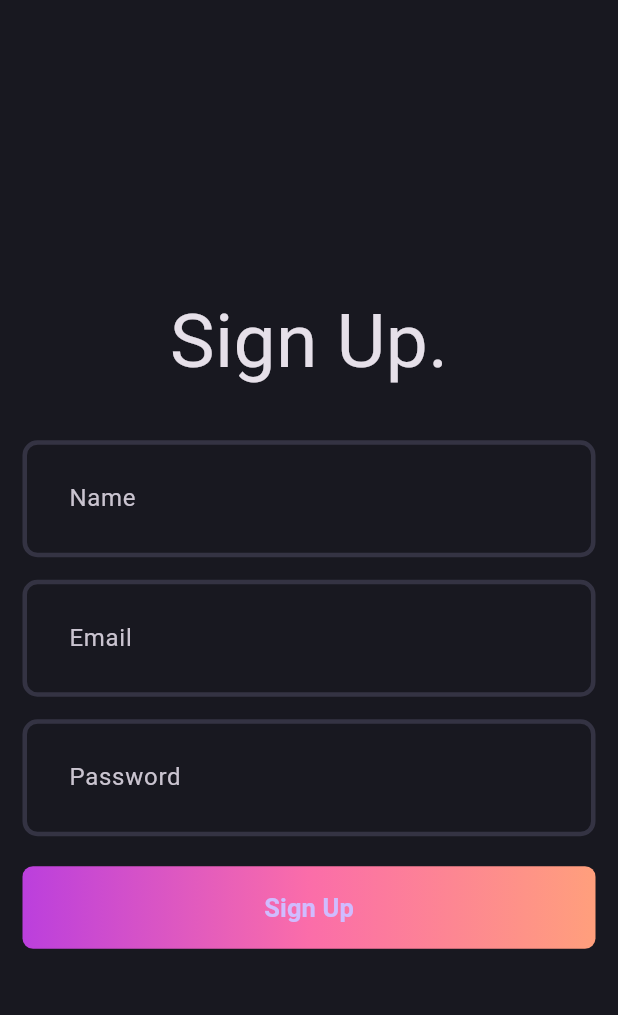
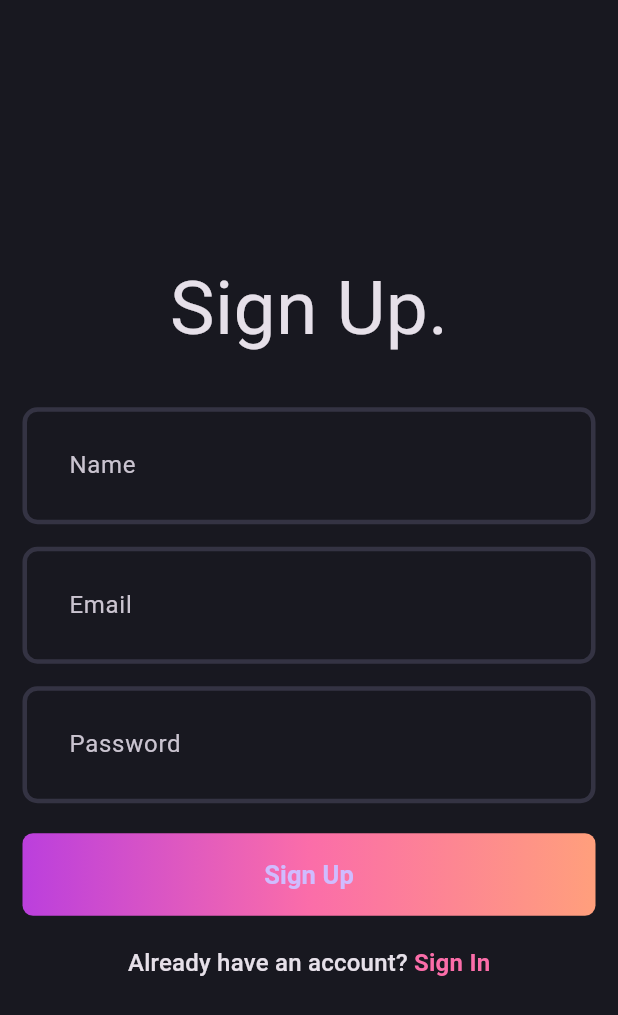
Before and after one commit to didierganthier/flutter_clean_blog_app, a Flutter app: the screen it shows after launch, on a phone screen of 412 x 824 dp. Shown: the top 1015 px of the screen. Run offline on Flutter 3.47's test engine with Material 3 defaults, Android fonts, the light colour scheme and no system bars.

Commit message:
Add nav link

```diff
--- a/lib/features/auth/presentation/pages/signup_page.dart
+++ b/lib/features/auth/presentation/pages/signup_page.dart
@@ -1,4 +1,5 @@
 import 'package:flutter/material.dart';
+import 'package:flutter_clean_blog_app/core/theme/app_pallete.dart';
 import 'package:flutter_clean_blog_app/features/auth/presentation/widgets/auth_field.dart';
 import 'package:flutter_clean_blog_app/features/auth/presentation/widgets/auth_gradient_button.dart';
 
@@ -32,6 +33,22 @@ class _SignupPageState extends State<SignupPage> {
             AuthField(hintText: 'Password'),
             const SizedBox(height: 20),
             const AuthGradientButton(),
+            const SizedBox(height: 20),
+            RichText(
+              text: TextSpan(
+                text: 'Already have an account? ',
+                style: Theme.of(context).textTheme.titleMedium,
+                children: [
+                  TextSpan(
+                    text: 'Sign In',
+                    style: Theme.of(context).textTheme.titleMedium?.copyWith(
+                          color: AppPallete.gradient2,
+                          fontWeight: FontWeight.bold,
+                        ),
+                  ),
+                ],
+              ),
+            ),
           ],
         ),
       ),
```
